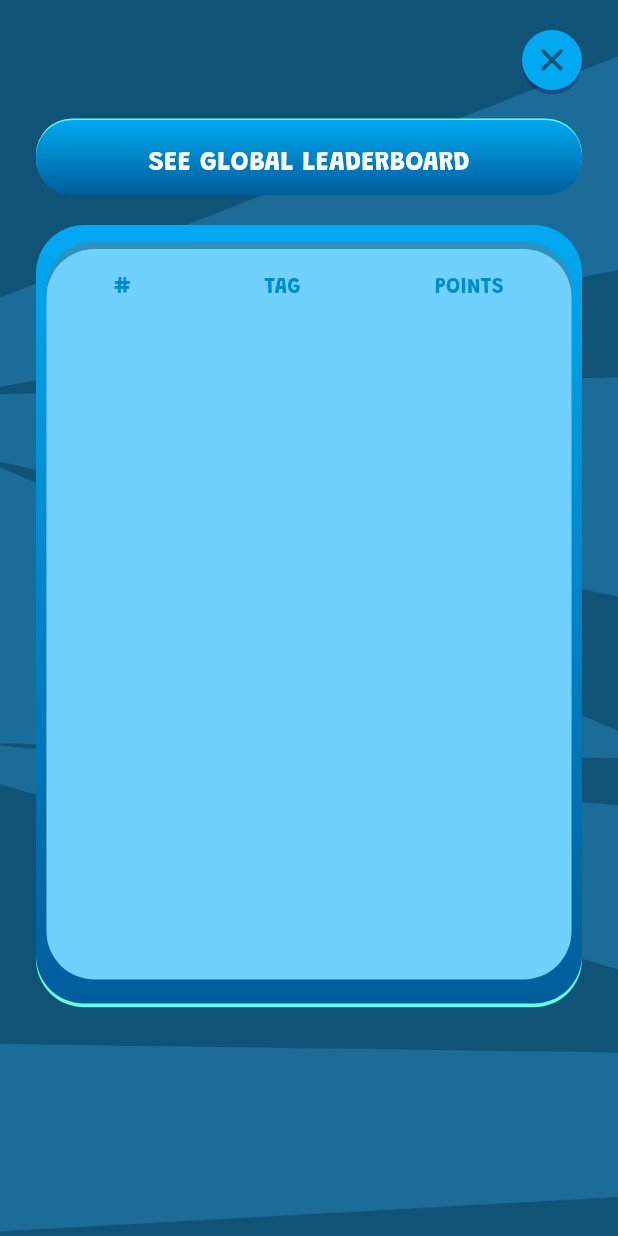
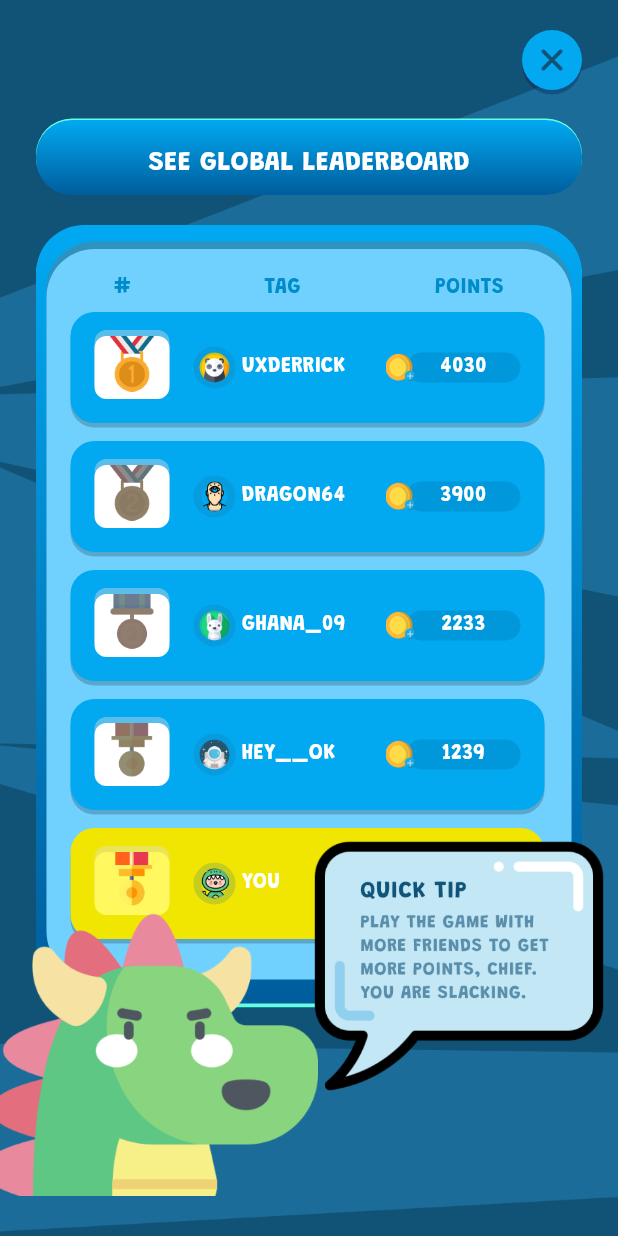
Before and after one commit to Strange-Philip/game_ui, a Flutter app: the screen it shows after launch, on a phone screen of 412 x 824 dp. Run offline on Flutter 3.47's test engine with Material 3 defaults, Android fonts, the phone set to English and light mode, and no system bars; our stand-ins replace flutter_svg.

Commit message:
done with screen 1

```diff
--- a/lib/components/board.dart
+++ b/lib/components/board.dart
@@ -1,4 +1,5 @@
 import 'package:flutter/material.dart';
+import 'package:game_ui/components/board_card.dart';
 import 'package:game_ui/constants/app_colors.dart';
 import 'package:game_ui/constants/app_text.dart';
 
@@ -78,7 +79,38 @@ class BoardList extends StatelessWidget {
                       ),
                     ],
                   ),
-                )
+                ),
+                const BoardCard(
+                  rank: 1,
+                  name: 'UXDERRICK',
+                  points: 4030,
+                  avatar: 'assets/images/panda.png',
+                ),
+                const BoardCard(
+                  rank: 2,
+                  name: 'dragon64',
+                  points: 3900,
+                  avatar: 'assets/images/human.png',
+                ),
+                const BoardCard(
+                  rank: 3,
+                  name: 'ghana_09',
+                  points: 2233,
+                  avatar: 'assets/images/bunny.png',
+                ),
+                const BoardCard(
+                  rank: 4,
+                  name: 'hey__ok',
+                  points: 1239,
+                  avatar: 'assets/images/astraunant.png',
+                ),
+                const BoardCard(
+                  rank: 5,
+                  name: 'you',
+                  points: 335,
+                  avatar: 'assets/images/mascot.png',
+                  you: true,
+                ),
               ],
             ),
           ),
--- a/lib/components/board_card.dart
+++ b/lib/components/board_card.dart
@@ -1,10 +1,146 @@
 import 'package:flutter/material.dart';
+import 'package:game_ui/constants/app_text.dart';
 
 class BoardCard extends StatelessWidget {
-  const BoardCard({super.key});
+  final String name;
+  final String avatar;
+  final int points;
+  final int rank;
+  final bool you;
+  const BoardCard(
+      {super.key,
+      required this.name,
+      required this.avatar,
+      required this.points,
+      required this.rank,
+      this.you = false});
 
   @override
   Widget build(BuildContext context) {
-    return const Placeholder();
+    return Padding(
+      padding: const EdgeInsets.symmetric(vertical: 6),
+      child: Container(
+        width: 316,
+        height: 74,
+        padding: const EdgeInsets.all(16),
+        decoration: ShapeDecoration(
+          color: you ? const Color(0xffF0E602) : const Color(0xFF02A8F0),
+          shape: RoundedRectangleBorder(
+            borderRadius: BorderRadius.circular(16),
+          ),
+          shadows: [
+            BoxShadow(
+              color: const Color(0xff000000).withOpacity(0.2),
+              blurRadius: 0,
+              offset: const Offset(0, 3),
+              spreadRadius: 0,
+            )
+          ],
+        ),
+        child: Row(
+          mainAxisSize: MainAxisSize.max,
+          mainAxisAlignment: MainAxisAlignment.start,
+          crossAxisAlignment: CrossAxisAlignment.center,
+          children: [
+            Container(
+              height: 50,
+              width: 50,
+              padding: const EdgeInsets.only(bottom: 5),
+              decoration: ShapeDecoration(
+                color: you ? const Color(0xffFFF85F) : Colors.white,
+                shape: RoundedRectangleBorder(
+                  borderRadius: BorderRadius.circular(8),
+                ),
+                shadows: [
+                  BoxShadow(
+                    color: Colors.grey.shade300.withOpacity(0.4),
+                    blurRadius: 0,
+                    offset: const Offset(0, -4),
+                    spreadRadius: 0,
+                  )
+                ],
+              ),
+              child: Image(
+                image: AssetImage(
+                  rank == 1
+                      ? 'assets/images/firstplace.png'
+                      : rank == 2
+                          ? 'assets/images/second.png'
+                          : rank == 3
+                              ? 'assets/images/thirdplace.png'
+                              : 'assets/images/silver.png',
+                ),
+                fit: BoxFit.contain,
+                height: 40,
+                width: 40,
+                color: rank == 1 || you ? null : Colors.grey.shade600.withOpacity(0.8),
+                colorBlendMode: BlendMode.srcATop,
+              ),
+            ),
+            const SizedBox(width: 18),
+            Container(
+              width: 24,
+              height: 24,
+              decoration: ShapeDecoration(
+                image: DecorationImage(
+                  image: AssetImage(avatar),
+                  fit: BoxFit.fill,
+                ),
+                shape: const OvalBorder(
+                  side: BorderSide(
+                    width: 4,
+                    strokeAlign: BorderSide.strokeAlignCenter,
+                    color: Color(0x331B6C98),
+                  ),
+                ),
+              ),
+            ),
+            const SizedBox(width: 6),
+            Text(
+              name.toUpperCase(),
+              style: AppTypography().body.copyWith(
+                    color: Colors.white,
+                  ),
+            ),
+            const Spacer(),
+            Stack(
+              children: [
+                Padding(
+                  padding: const EdgeInsets.only(left: 14),
+                  child: Container(
+                    height: 20,
+                    width: 76,
+                    decoration: ShapeDecoration(
+                      color: you ? const Color(0xffBCB403) : const Color(0xFF0098DA),
+                      shape: RoundedRectangleBorder(
+                        borderRadius: BorderRadius.circular(40),
+                      ),
+                    ),
+                    child: Center(
+                      child: Text(
+                        points.toString(),
+                        style: AppTypography().body.copyWith(
+                              color: Colors.white,
+                            ),
+                      ),
+                    ),
+                  ),
+                ),
+                Container(
+                  width: 20,
+                  height: 20,
+                  decoration: const BoxDecoration(
+                    image: DecorationImage(
+                      image: AssetImage("assets/images/coin.png"),
+                      fit: BoxFit.fill,
+                    ),
+                  ),
+                ),
+              ],
+            ),
+          ],
+        ),
+      ),
+    );
   }
 }
--- /dev/null
+++ b/lib/components/dino_alert.dart
@@ -0,0 +1,29 @@
+import 'package:flutter/material.dart';
+
+class DinoAlert extends StatelessWidget {
+  const DinoAlert({super.key});
+
+  @override
+  Widget build(BuildContext context) {
+    return Stack(
+      children: [
+        Padding(
+          padding: const EdgeInsets.only(right: 200, top: 60),
+          child: Image.asset(
+            'assets/images/dragon.png',
+            height: 230,
+            width: 230,
+          ),
+        ),
+        Padding(
+          padding: const EdgeInsets.only(left: 200, bottom: 60),
+          child: Image.asset(
+            'assets/images/quicktip.png',
+            height: 240,
+            width: 240,
+          ),
+        )
+      ],
+    );
+  }
+}
--- a/lib/screens/screen1.dart
+++ b/lib/screens/screen1.dart
@@ -1,4 +1,5 @@
 import 'package:flutter/material.dart';
+import 'package:game_ui/components/dino_alert.dart';
 import 'package:game_ui/components/leaderboard.dart';
 import 'package:game_ui/constants/app_colors.dart';
 import 'package:game_ui/components/close_button.dart';
@@ -17,7 +18,9 @@ class ScreenOne extends StatelessWidget {
         elevation: 0,
         toolbarHeight: 20,
       ),
-      body: Container(
+      body: Stack(
+        children: [
+          Container(
             decoration: const BoxDecoration(
               image: DecorationImage(
                 image: AssetImage('assets/images/background.png'),
@@ -38,6 +41,9 @@ class ScreenOne extends StatelessWidget {
               ),
             ),
           ),
+          Align(alignment: Alignment.bottomCenter, child: DinoAlert()),
+        ],
+      ),
     );
   }
 }
```
Lines whose indentation alone changed are shown as unchanged.
